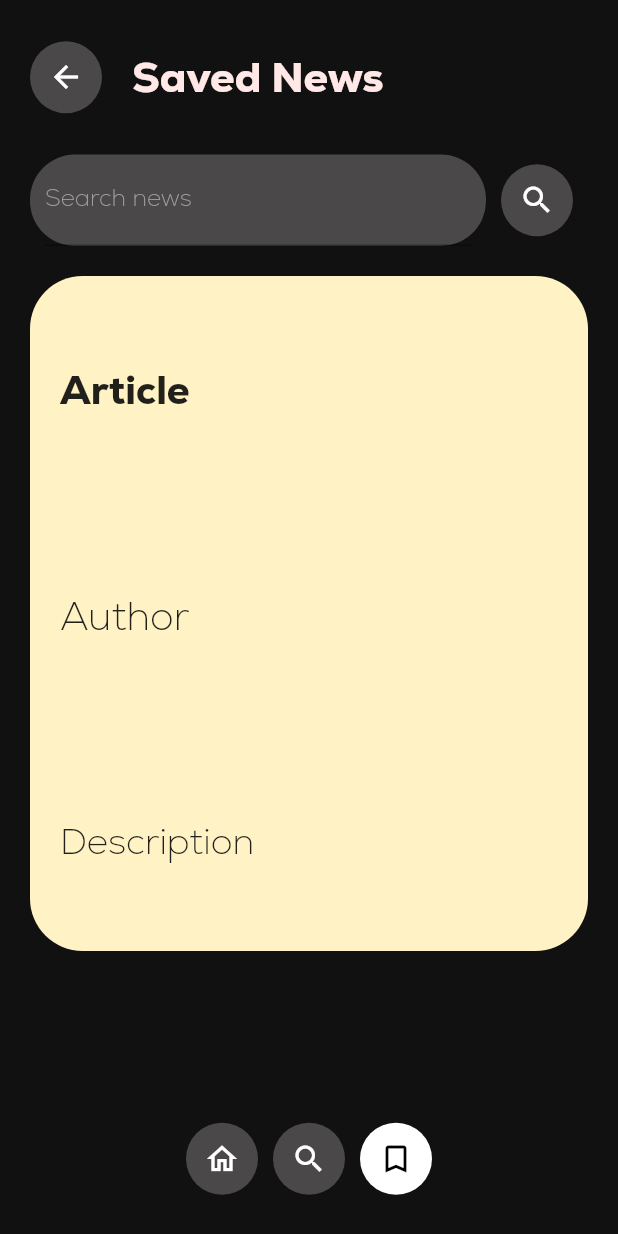
After one commit to PiuPauxD/news_app, a Flutter app: the SaveScreen screen opened directly, on a phone screen of 412 x 824 dp. The commit adds this screen. Run offline on Flutter 3.47's test engine with Material 2 defaults, Android fonts, the phone set to English and light mode, and no system bars.

Commit message:
saved page UI

```diff
--- a/lib/Screens/Home_Screen.dart
+++ b/lib/Screens/Home_Screen.dart
@@ -1,5 +1,6 @@
 // ignore_for_file: prefer_const_constructors
 import 'package:flutter/material.dart';
+import 'package:news_app/Screens/Save_Screen.dart';
 import 'package:news_app/Services/api_services.dart';
 
 class HomePage extends StatefulWidget {
@@ -32,10 +33,8 @@ class _HomePageState extends State<HomePage> {
                 Expanded(
                   flex: 1,
                   child: Padding(
-                    padding: const EdgeInsets.symmetric(
-                      horizontal: 20,
-                      vertical: 1,
-                    ),
+                    padding:
+                        const EdgeInsets.symmetric(horizontal: 20, vertical: 1),
                     child: Row(
                       mainAxisAlignment: MainAxisAlignment.spaceBetween,
                       children: [
@@ -206,14 +205,14 @@ class _HomePageState extends State<HomePage> {
                         margin: const EdgeInsets.only(right: 10),
                         decoration: BoxDecoration(
                           borderRadius: BorderRadius.circular(40),
-                          color: Colors.white,
+                          color: Color.fromARGB(255, 74, 72, 72),
                         ),
                         child: IconButton(
                           onPressed: () {},
                           icon: Icon(
                             Icons.home_outlined,
                             size: 24,
-                            color: Color.fromARGB(255, 17, 17, 17),
+                            color: Colors.white,
                           ),
                         ),
                       ),
@@ -221,26 +220,32 @@ class _HomePageState extends State<HomePage> {
                         margin: const EdgeInsets.only(right: 10),
                         decoration: BoxDecoration(
                           borderRadius: BorderRadius.circular(40),
-                          color: Colors.white,
+                          color: Color.fromARGB(255, 74, 72, 72),
                         ),
                         child: IconButton(
                           onPressed: () {},
                           icon: Icon(
                             Icons.search,
                             size: 24,
-                            color: Color.fromARGB(255, 17, 17, 17),
+                            color: Colors.white,
                           ),
                         ),
                       ),
                       Container(
                         decoration: BoxDecoration(
                           borderRadius: BorderRadius.circular(40),
-                          color: Colors.white,
+                          color: Color.fromARGB(255, 74, 72, 72),
                         ),
                         child: IconButton(
-                          onPressed: () {},
+                          onPressed: () {
+                            Navigator.push(
+                              context,
+                              MaterialPageRoute(
+                                  builder: (context) => SaveScreen()),
+                            );
+                          },
                           icon: Icon(Icons.bookmark_border_outlined, size: 24),
-                          color: Color.fromARGB(255, 17, 17, 17),
+                          color: Colors.white,
                         ),
                       ),
                     ],
--- /dev/null
+++ b/lib/Screens/Save_Screen.dart
@@ -0,0 +1,233 @@
+// ignore_for_file: prefer_const_constructors
+
+import 'package:flutter/material.dart';
+import 'package:news_app/Screens/Home_Screen.dart';
+
+class SaveScreen extends StatefulWidget {
+  const SaveScreen({super.key});
+
+  @override
+  State<SaveScreen> createState() => _SaveScreenState();
+}
+
+class _SaveScreenState extends State<SaveScreen> {
+  @override
+  Widget build(BuildContext context) {
+    return Scaffold(
+      backgroundColor: const Color.fromARGB(255, 17, 17, 17),
+      body: SafeArea(
+        child: Stack(
+          children: [
+            Column(
+              children: [
+                Expanded(
+                  flex: 1,
+                  child: Padding(
+                    padding:
+                        const EdgeInsets.symmetric(horizontal: 20, vertical: 1),
+                    child: Expanded(
+                      child: Row(
+                        children: [
+                          Container(
+                            margin: const EdgeInsets.only(right: 10),
+                            decoration: BoxDecoration(
+                              borderRadius: BorderRadius.circular(40),
+                              color: const Color.fromARGB(255, 74, 72, 72),
+                            ),
+                            child: IconButton(
+                              onPressed: () {
+                                Navigator.pop(context);
+                              },
+                              icon: const Icon(
+                                Icons.arrow_back_outlined,
+                                size: 24,
+                                color: Colors.white,
+                              ),
+                            ),
+                          ),
+                          const Padding(
+                            padding: EdgeInsets.only(right: 10),
+                          ),
+                          const Text(
+                            'Saved News',
+                            style: TextStyle(
+                              fontSize: 28,
+                              fontWeight: FontWeight.w600,
+                              color: Color.fromARGB(255, 255, 232, 229),
+                            ),
+                          ),
+                        ],
+                      ),
+                    ),
+                  ),
+                ),
+                Expanded(
+                  flex: 6,
+                  child: Column(
+                    children: [
+                      Padding(
+                        padding: const EdgeInsets.symmetric(horizontal: 20),
+                        child: Row(
+                          mainAxisAlignment: MainAxisAlignment.spaceBetween,
+                          children: [
+                            Expanded(
+                              flex: 1,
+                              child: Container(
+                                decoration: BoxDecoration(
+                                  color: const Color.fromARGB(255, 74, 72, 72),
+                                  borderRadius: BorderRadius.circular(30),
+                                ),
+                                padding:
+                                    const EdgeInsets.symmetric(horizontal: 10),
+                                child: TextField(
+                                  decoration: InputDecoration(
+                                    labelText: 'Search news',
+                                    labelStyle: TextStyle(
+                                      color: Colors.grey,
+                                    ),
+                                  ),
+                                ),
+                              ),
+                            ),
+                            Expanded(
+                              flex: 0,
+                              child: Container(
+                                margin:
+                                    const EdgeInsets.symmetric(horizontal: 10),
+                                decoration: BoxDecoration(
+                                  borderRadius: BorderRadius.circular(40),
+                                  color: const Color.fromARGB(255, 74, 72, 72),
+                                ),
+                                child: IconButton(
+                                  onPressed: () {
+                                    Navigator.pop(context);
+                                  },
+                                  icon: const Icon(
+                                    Icons.search_outlined,
+                                    size: 24,
+                                    color: Colors.white,
+                                  ),
+                                ),
+                              ),
+                            ),
+                          ],
+                        ),
+                      ),
+                      Padding(
+                        padding: const EdgeInsets.symmetric(
+                            horizontal: 20, vertical: 20),
+                        child: Expanded(
+                          child: Container(
+                            height: 450,
+                            width: double.infinity,
+                            decoration: BoxDecoration(
+                              borderRadius: BorderRadius.circular(35),
+                              color: Color.fromARGB(255, 255, 242, 197),
+                            ),
+                            child: Column(
+                              crossAxisAlignment: CrossAxisAlignment.start,
+                              mainAxisAlignment: MainAxisAlignment.spaceAround,
+                              children: const <Widget>[
+                                Padding(
+                                  padding: EdgeInsets.symmetric(
+                                      horizontal: 20, vertical: 10),
+                                  child: Text(
+                                    'Article',
+                                    style: TextStyle(
+                                      fontSize: 26,
+                                      fontWeight: FontWeight.bold,
+                                    ),
+                                  ),
+                                ),
+                                Padding(
+                                  padding: EdgeInsets.symmetric(
+                                      horizontal: 20, vertical: 10),
+                                  child: Text(
+                                    'Author',
+                                    style: TextStyle(
+                                      fontSize: 26,
+                                    ),
+                                  ),
+                                ),
+                                Padding(
+                                  padding: EdgeInsets.symmetric(
+                                      horizontal: 20, vertical: 10),
+                                  child: Text(
+                                    'Description',
+                                    style: TextStyle(
+                                      fontSize: 24,
+                                      fontWeight: FontWeight.w500,
+                                    ),
+                                  ),
+                                ),
+                              ],
+                            ),
+                          ),
+                        ),
+                      ),
+                    ],
+                  ),
+                ),
+                Expanded(
+                  flex: 1,
+                  child: Row(
+                    mainAxisAlignment: MainAxisAlignment.center,
+                    children: [
+                      Container(
+                        margin: const EdgeInsets.only(right: 10),
+                        decoration: BoxDecoration(
+                          borderRadius: BorderRadius.circular(40),
+                          color: Color.fromARGB(255, 74, 72, 72),
+                        ),
+                        child: IconButton(
+                          onPressed: () {
+                            Navigator.push(
+                              context,
+                              MaterialPageRoute(
+                                  builder: (context) => HomePage()),
+                            );
+                          },
+                          icon: Icon(
+                            Icons.home_outlined,
+                            size: 24,
+                            color: Colors.white,
+                          ),
+                        ),
+                      ),
+                      Container(
+                        margin: const EdgeInsets.only(right: 10),
+                        decoration: BoxDecoration(
+                          borderRadius: BorderRadius.circular(40),
+                          color: Color.fromARGB(255, 74, 72, 72),
+                        ),
+                        child: IconButton(
+                          onPressed: () {},
+                          icon: Icon(
+                            Icons.search,
+                            size: 24,
+                            color: Colors.white,
+                          ),
+                        ),
+                      ),
+                      Container(
+                        decoration: BoxDecoration(
+                          borderRadius: BorderRadius.circular(40),
+                          color: Colors.white,
+                        ),
+                        child: IconButton(
+                          onPressed: () {},
+                          icon: Icon(Icons.bookmark_border_outlined, size: 24),
+                          color: Colors.black,
+                        ),
+                      ),
+                    ],
+                  ),
+                ),
+              ],
+            ),
+          ],
+        ),
+      ),
+    );
+  }
+}
```
